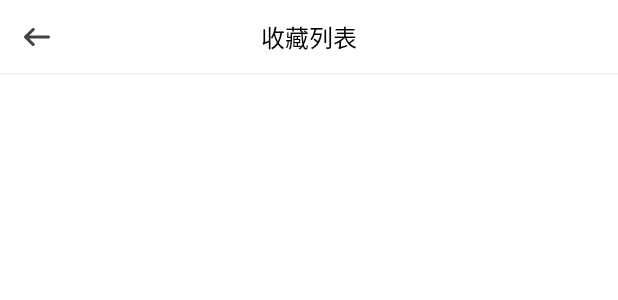
After one commit to Jesen0823/jetpackVideo, an Android app: the layout activity_user_favorite_history.xml on its own in the app's theme, with its tools: preview values and no code run, on a phone screen of 412 x 824 dp. The commit adds this screen. Shown: the top 300 px of the screen. Run offline under Robolectric (Android 15) with nearby library versions, the phone set to English and light mode, and no system bars.

Commit message:
收藏列表，播放历史

```diff
--- a/app/build.gradle
+++ b/app/build.gradle
@@ -1,5 +1,6 @@
 plugins {
     id 'com.android.application'
+    id 'kotlin-android'
 }
 
 android {
@@ -42,6 +43,7 @@ dependencies {
     implementation 'androidx.navigation:navigation-fragment:2.3.0'
     implementation 'androidx.navigation:navigation-ui:2.3.0'
     implementation 'androidx.legacy:legacy-support-v4:1.0.0'
+    implementation "org.jetbrains.kotlin:kotlin-stdlib:$kotlin_version"
 
     testImplementation 'junit:junit:4.+'
     androidTestImplementation 'androidx.test.ext:junit:1.1.2'
--- a/app/src/main/AndroidManifest.xml
+++ b/app/src/main/AndroidManifest.xml
@@ -20,7 +20,8 @@
         android:supportsRtl="true"
         android:theme="@style/AppTheme"
         android:usesCleartextTraffic="true">
-        <activity android:name=".ui.mine.UserPersonalActivity"></activity>
+        <activity android:name=".ui.mine.UserFavoriteHistoryActivity"></activity>
+        <activity android:name=".ui.mine.UserPersonalActivity" />
         <activity android:name=".ui.find.TagDetailFeedListActivity" />
         <activity
             android:name=".ui.publish.PreviewActivity"
--- a/app/src/main/java/com/jesen/cod/jetpackvideo/ui/view/ListPlayerView.java
+++ b/app/src/main/java/com/jesen/cod/jetpackvideo/ui/view/ListPlayerView.java
@@ -258,7 +258,9 @@ public class ListPlayerView extends FrameLayout implements IPlayTarget, PlayerCo
     public boolean onTouchEvent(MotionEvent event) {
         //点击该区域时 我们诸主动让视频控制器显示出来
         PageListPlay pageListPlay = PageListPlayManager.get(mCategory);
-        pageListPlay.mControllerView.show();
+        if (pageListPlay.mControllerView != null) {
+            pageListPlay.mControllerView.show();
+        }
         return true;
     }
 }
--- /dev/null
+++ b/app/src/main/res/layout/activity_user_favorite_history.xml
@@ -0,0 +1,42 @@
+<?xml version="1.0" encoding="utf-8"?>
+<LinearLayout xmlns:android="http://schemas.android.com/apk/res/android"
+    android:layout_width="match_parent"
+    android:layout_height="match_parent"
+    android:fitsSystemWindows="true"
+    android:orientation="vertical">
+
+    <FrameLayout
+        android:id="@+id/title_layout"
+        android:layout_width="match_parent"
+        android:layout_height="@dimen/dp_50">
+
+        <ImageView
+            android:id="@+id/back_btn"
+            android:layout_width="wrap_content"
+            android:layout_height="wrap_content"
+            android:layout_gravity="center_vertical"
+            android:paddingLeft="@dimen/dp_16"
+            android:paddingRight="@dimen/dp_16"
+            android:src="@drawable/back_left_arrow"></ImageView>
+
+        <TextView
+            android:id="@+id/title"
+            android:layout_width="wrap_content"
+            android:layout_height="wrap_content"
+            android:layout_gravity="center"
+            android:text="收藏列表"
+            android:textColor="@color/color_000"
+            android:textSize="@dimen/sp_16"></TextView>
+
+        <View
+            android:layout_width="match_parent"
+            android:layout_height="1dp"
+            android:layout_gravity="bottom"
+            android:background="@color/color_divider"></View>
+    </FrameLayout>
+
+    <FrameLayout
+        android:id="@+id/contanier"
+        android:layout_width="match_parent"
+        android:layout_height="match_parent"></FrameLayout>
+</LinearLayout>
--- a/libnetwork/src/main/java/com/jesen/cod/libnetwork/ApiService.java
+++ b/libnetwork/src/main/java/com/jesen/cod/libnetwork/ApiService.java
@@ -82,7 +82,7 @@ public class ApiService {
     }
 
     @NotNull
-    @Contract("_ -> new")
+   // @Contract("_ -> new")
     public static <T> GetRequest<T> get(String url) {
         return new GetRequest<>(mBaseUrl + url);
     }
```
Also changed, not shown: app/src/main/java/com/jesen/cod/jetpackvideo/ui/find/TagDetailFeedListActivity.java (+16 -4 lines), app/src/main/java/com/jesen/cod/jetpackvideo/ui/mine/FavoriteHistoryFragment.kt (added, +87 -0 lines), app/src/main/java/com/jesen/cod/jetpackvideo/ui/mine/FavoriteHistoryViewModel.kt (added, +63 -0 lines), app/src/main/java/com/jesen/cod/jetpackvideo/ui/mine/MineFragment.java (+17 -0 lines), app/src/main/java/com/jesen/cod/jetpackvideo/ui/mine/UserFavoriteHistoryActivity.kt (added, +50 -0 lines), libcommon/src/main/java/com/jesen/cod/libcommon/utils/StatusBarUtil.java (+27 -21 lines).
